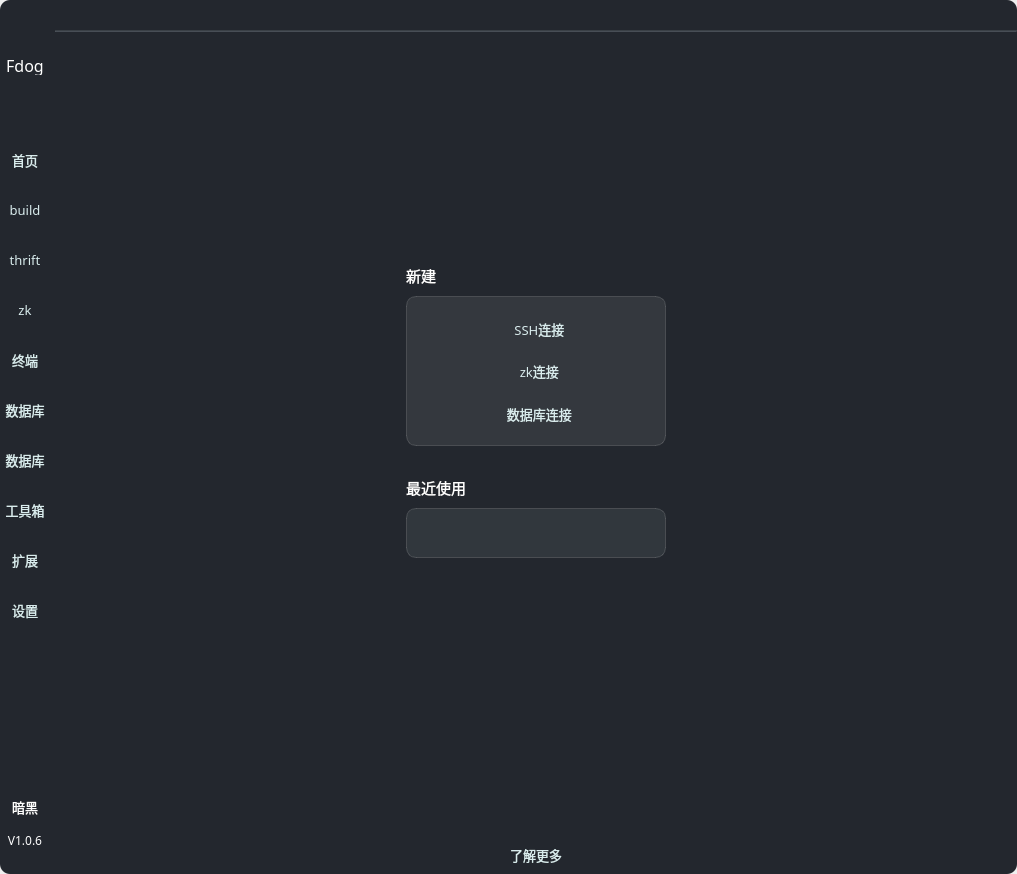
Above: Fdog-Kit/module_mainwindow/mainwindow.ui from HuaGouFdog/Fdog-Kit before the change. Below: the same form after it.
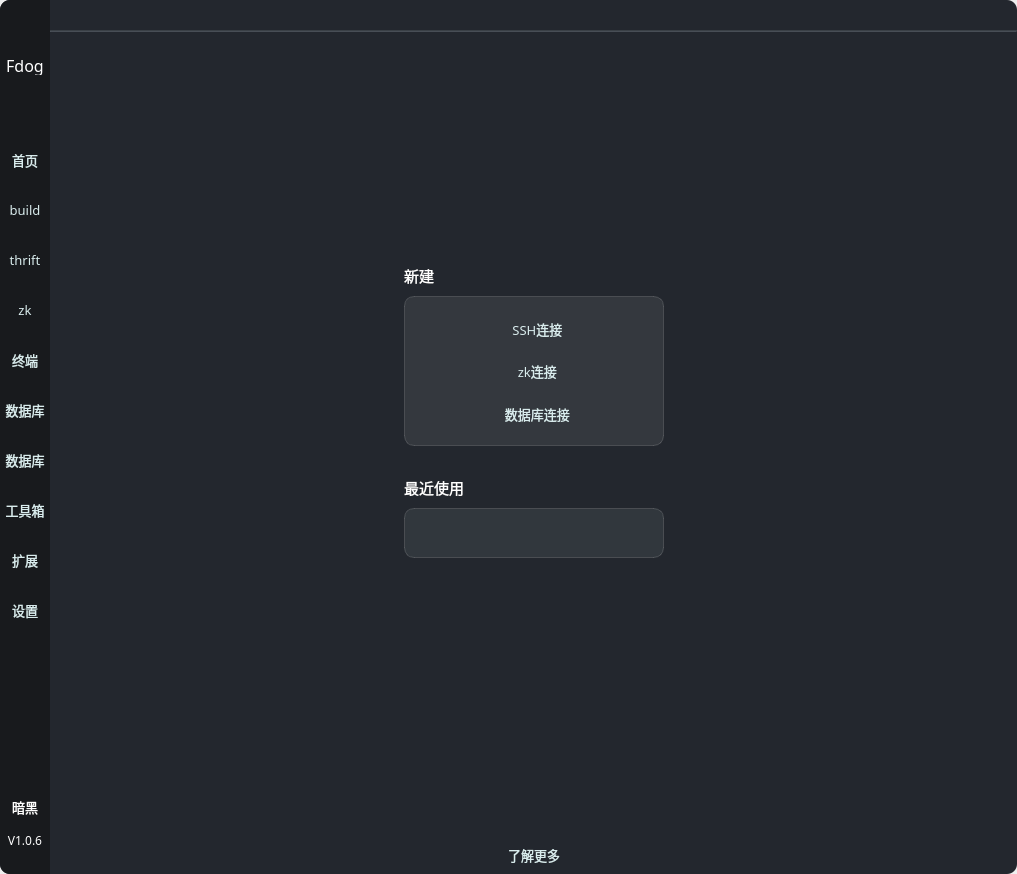
That is the form after the change. Icons and pictures are not drawn.

What changed in the file:
```diff
--- a/Fdog-Kit/module_mainwindow/mainwindow.ui
+++ b/Fdog-Kit/module_mainwindow/mainwindow.ui
@@ -89,10 +89,17 @@
    <property name="styleSheet">
     <string notr="true">#centralWidget {
     color: rgb(255, 255, 255);
-    background-color: rgb(35, 39, 46);
+background-color: rgb(35, 39, 46);
     border-radius:10px;
 }
 
+#widget_side {
+    color: rgb(255, 255, 255);
+    border-top-left-radius: 10px;
+    border-bottom-left-radius: 10px;
+    background-color: rgb(24,26,29);
+}
+
 QLabel {
     color: rgb(255, 255, 255);
 }
@@ -168,7 +175,7 @@
    </property>
    <layout class="QHBoxLayout" name="horizontalLayout_12">
     <property name="spacing">
-     <number>5</number>
+     <number>0</number>
     </property>
     <property name="leftMargin">
      <number>0</number>
@@ -269,7 +276,7 @@
          </property>
          <property name="font">
           <font>
-           <family>Old English Text MT</family>
+           <family>Harlow Solid Italic</family>
            <pointsize>12</pointsize>
            <weight>50</weight>
            <italic>false</italic>
```
Left out of the diff: 8 changed lines with no effect on the pictures.
